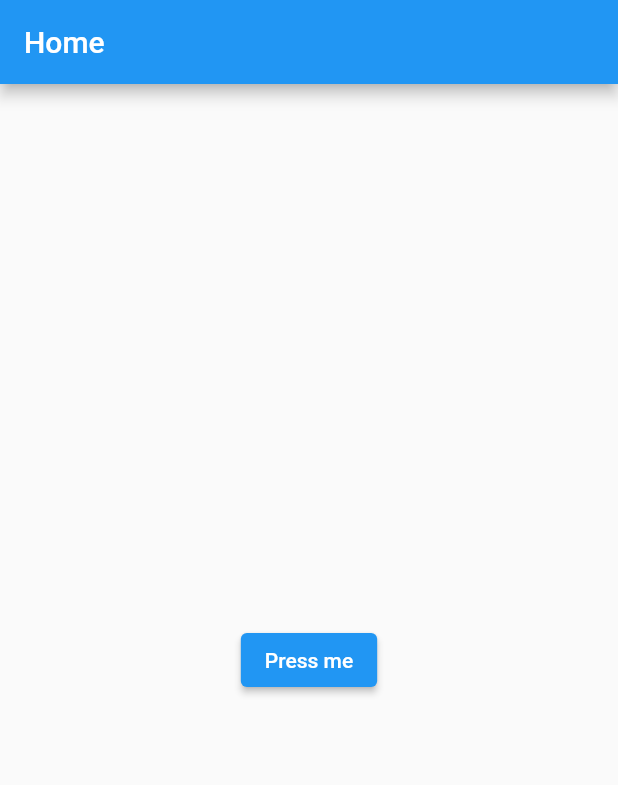
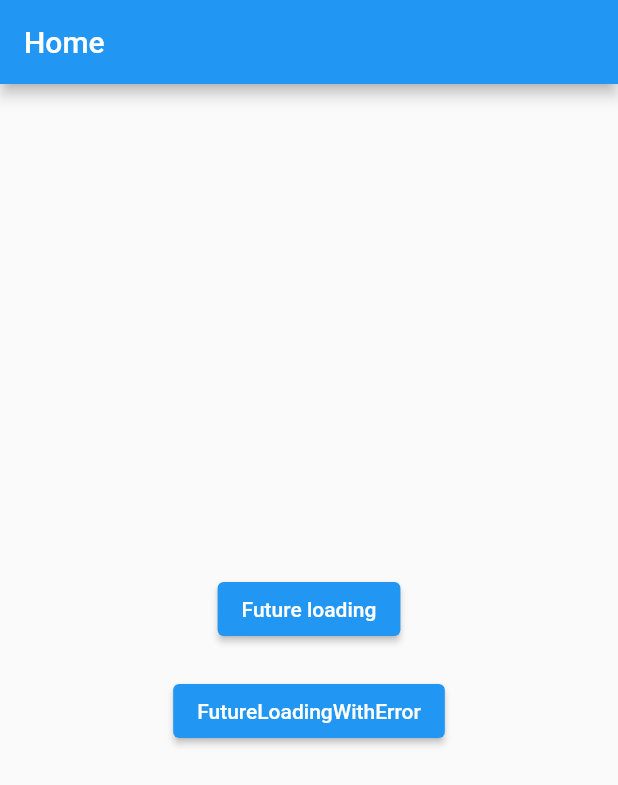
Before and after one commit to krille-chan/future-loading-dialog, a Flutter app: the screen it shows after launch, on a phone screen of 412 x 824 dp. Shown: the top 785 px of the screen. Run offline on Flutter 3.47's test engine with Material 2 defaults, Android fonts, the phone set to English and light mode, and no system bars.

Commit message:
feat: added more debug tries

```diff
--- a/example/lib/main.dart
+++ b/example/lib/main.dart
@@ -29,13 +29,36 @@ class _HomePageState extends State<HomePage> {
     );
   }
 
+  Future<void> displayLoadingModalWithError() async {
+    await showFutureLoadingDialog(
+      context: context,
+      future: () async {
+        await Future.delayed(const Duration(seconds: 1));
+        throw Exception("hehe, i'm gonna kill your app");
+      },
+    );
+  }
+
   @override
   Widget build(BuildContext context) {
     return Scaffold(
       appBar: AppBar(title: const Text("Home")),
       body: Center(
-          child: ElevatedButton(
-              child: const Text("Press me"), onPressed: displayLoadingModal)),
+        child: Column(
+          mainAxisSize: MainAxisSize.min,
+          children: [
+            ElevatedButton(
+                child: const Text("Future loading"),
+                onPressed: displayLoadingModal),
+            const SizedBox(
+              height: 20,
+            ),
+            ElevatedButton(
+                child: const Text("FutureLoadingWithError"),
+                onPressed: displayLoadingModalWithError),
+          ],
+        ),
+      ),
     );
   }
 }
```
